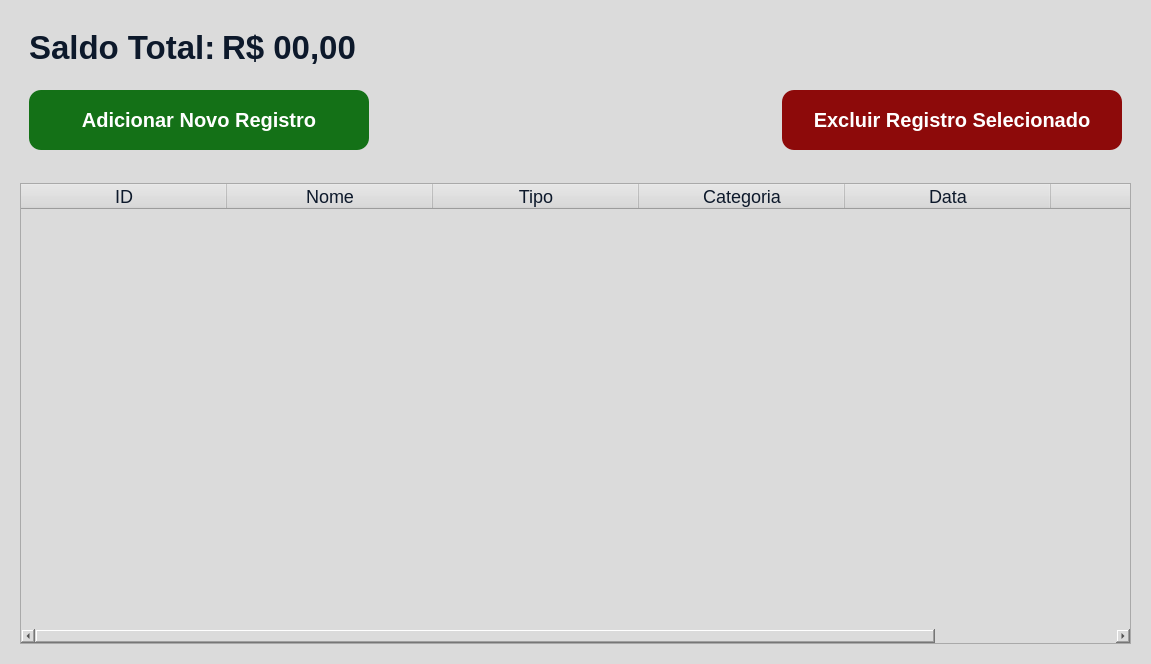
This is ui/BalancoWindow.ui in kawlu/Atlas-Finance as Qt 5 draws it before an edit. The edited form follows.
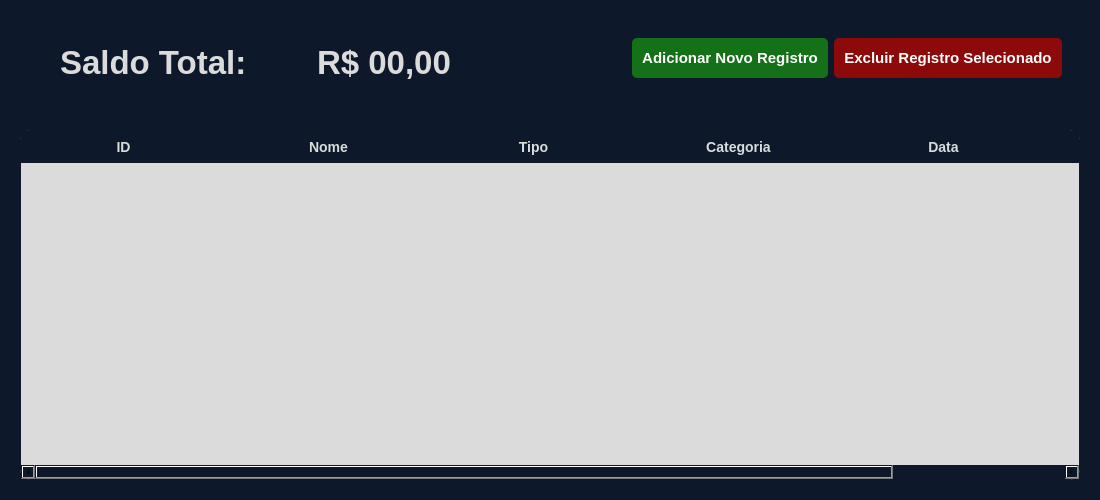
This is the edited form. Icons and pictures are not drawn.

Commit message: tela de balanco estilizada

Diff of the .ui file:
```diff
--- a/ui/BalancoWindow.ui
+++ b/ui/BalancoWindow.ui
@@ -6,10 +6,22 @@
    <rect>
     <x>0</x>
     <y>0</y>
-    <width>1151</width>
-    <height>664</height>
+    <width>1100</width>
+    <height>500</height>
    </rect>
   </property>
+  <property name="minimumSize">
+   <size>
+    <width>1100</width>
+    <height>500</height>
+   </size>
+  </property>
+  <property name="maximumSize">
+   <size>
+    <width>1100</width>
+    <height>500</height>
+   </size>
+  </property>
   <property name="windowTitle">
    <string>Atlas Finance</string>
   </property>
@@ -18,25 +30,19 @@
     <normaloff>../assets/png/globe.png</normaloff>../assets/png/globe.png</iconset>
   </property>
   <property name="styleSheet">
-   <string notr="true">background-color: rgb(219, 219, 219);</string>
+   <string notr="true">background-color: rgb(13, 25, 43);</string>
   </property>
   <layout class="QVBoxLayout" name="verticalLayout">
    <item>
-    <widget class="QFrame" name="frame_superior">
-     <property name="styleSheet">
-      <string notr="true"/>
-     </property>
-     <property name="frameShape">
-      <enum>QFrame::NoFrame</enum>
-     </property>
-     <property name="frameShadow">
-      <enum>QFrame::Raised</enum>
-     </property>
-     <layout class="QVBoxLayout" name="verticalLayout_2">
-      <item>
        <widget class="QFrame" name="frame_saldo">
+     <property name="sizePolicy">
+      <sizepolicy hsizetype="Preferred" vsizetype="Maximum">
+       <horstretch>0</horstretch>
+       <verstretch>0</verstretch>
+      </sizepolicy>
+     </property>
         <property name="styleSheet">
-         <string notr="true"/>
+      <string notr="true">color: rgb(219, 219, 219);</string>
         </property>
         <property name="frameShape">
          <enum>QFrame::NoFrame</enum>
@@ -45,8 +51,30 @@
          <enum>QFrame::Raised</enum>
         </property>
         <layout class="QHBoxLayout" name="horizontalLayout">
+      <item>
+       <spacer name="horizontalSpacer_2">
+        <property name="orientation">
+         <enum>Qt::Horizontal</enum>
+        </property>
+        <property name="sizeType">
+         <enum>QSizePolicy::Maximum</enum>
+        </property>
+        <property name="sizeHint" stdset="0">
+         <size>
+          <width>40</width>
+          <height>20</height>
+         </size>
+        </property>
+       </spacer>
+      </item>
          <item>
           <widget class="QLabel" name="lbl_saldo_total">
+        <property name="sizePolicy">
+         <sizepolicy hsizetype="Preferred" vsizetype="Maximum">
+          <horstretch>0</horstretch>
+          <verstretch>0</verstretch>
+         </sizepolicy>
+        </property>
            <property name="font">
             <font>
              <family>Arial</family>
@@ -56,7 +84,7 @@
             </font>
            </property>
            <property name="styleSheet">
-            <string notr="true">color: rgb(13, 25, 43);</string>
+         <string notr="true"/>
            </property>
            <property name="text">
             <string>Saldo Total:</string>
@@ -65,6 +93,12 @@
          </item>
          <item>
           <widget class="QLabel" name="lbl_valor_total">
+        <property name="sizePolicy">
+         <sizepolicy hsizetype="Preferred" vsizetype="Maximum">
+          <horstretch>0</horstretch>
+          <verstretch>0</verstretch>
+         </sizepolicy>
+        </property>
            <property name="font">
             <font>
              <family>Arial</family>
@@ -74,7 +108,7 @@
             </font>
            </property>
            <property name="styleSheet">
-            <string notr="true">color: rgb(13, 25, 43);</string>
+         <string notr="true"/>
            </property>
            <property name="text">
             <string>R$ 00,00</string>
@@ -86,6 +120,9 @@
            <property name="orientation">
             <enum>Qt::Horizontal</enum>
            </property>
+        <property name="sizeType">
+         <enum>QSizePolicy::Preferred</enum>
+        </property>
            <property name="sizeHint" stdset="0">
             <size>
              <width>40</width>
@@ -94,9 +131,18 @@
            </property>
           </spacer>
          </item>
-        </layout>
-       </widget>
-      </item>
+      <item>
+       <widget class="QFrame" name="frame_superior">
+        <property name="styleSheet">
+         <string notr="true"/>
+        </property>
+        <property name="frameShape">
+         <enum>QFrame::NoFrame</enum>
+        </property>
+        <property name="frameShadow">
+         <enum>QFrame::Raised</enum>
+        </property>
+        <layout class="QVBoxLayout" name="verticalLayout_2">
       <item>
        <widget class="QFrame" name="frame_botoes">
         <property name="frameShape">
@@ -109,7 +155,7 @@
          <item>
           <widget class="QPushButton" name="btn_add_registro">
            <property name="sizePolicy">
-            <sizepolicy hsizetype="Minimum" vsizetype="Maximum">
+               <sizepolicy hsizetype="Maximum" vsizetype="Maximum">
              <horstretch>0</horstretch>
              <verstretch>0</verstretch>
             </sizepolicy>
@@ -122,7 +168,7 @@
            </property>
            <property name="font">
             <font>
-             <pointsize>15</pointsize>
+                <pointsize>-1</pointsize>
              <weight>75</weight>
              <bold>true</bold>
             </font>
@@ -133,30 +179,25 @@
            <property name="styleSheet">
             <string notr="true">background-color: rgb(20, 113, 23);
 color: rgb(255, 255, 255);
-color: rgb(255, 255, 255);
-padding: 10px 20px;
-border-radius: 12px;
-min-width: 300px;
-min-height: 40px;</string>
+
+margin-bottom: 10px;
+border-radius: 2px;
+padding: 5px 10px;
+
+border-radius: 5px;
+min-width:100px;
+min-height: 30px;
+
+font-size: 15px;
+
+font-weight: bold;
+</string>
            </property>
            <property name="text">
             <string>Adicionar Novo Registro</string>
            </property>
           </widget>
          </item>
-         <item>
-          <spacer name="horizontalSpacer_5">
-           <property name="orientation">
-            <enum>Qt::Horizontal</enum>
-           </property>
-           <property name="sizeHint" stdset="0">
-            <size>
-             <width>40</width>
-             <height>20</height>
-            </size>
-           </property>
-          </spacer>
-         </item>
          <item>
           <widget class="QPushButton" name="btn_excluir_registro">
            <property name="sizePolicy">
@@ -173,7 +214,7 @@
            </property>
            <property name="font">
             <font>
-             <pointsize>15</pointsize>
+                <pointsize>-1</pointsize>
              <weight>75</weight>
              <bold>true</bold>
             </font>
@@ -184,10 +225,19 @@
            <property name="styleSheet">
             <string notr="true">background-color: rgb(141, 10, 10);
 color: rgb(255, 255, 255);
-padding: 10px 20px;
-border-radius: 12px;
-min-width: 300px;
-min-height: 40px;</string>
+
+margin-bottom: 10px;
+border-radius: 2px;
+padding: 5px 10px;
+
+border-radius: 5px;
+min-width:100px;
+min-height: 30px;
+
+font-size: 15px;
+
+font-weight: bold;
+</string>
            </property>
            <property name="text">
             <string>Excluir Registro Selecionado</string>
@@ -206,6 +256,9 @@
      </layout>
     </widget>
    </item>
+     </layout>
+    </widget>
+   </item>
    <item>
     <widget class="QFrame" name="frame_tabela">
      <property name="styleSheet">
@@ -224,11 +277,23 @@
          <bool>true</bool>
         </property>
         <property name="sizePolicy">
-         <sizepolicy hsizetype="MinimumExpanding" vsizetype="Expanding">
+         <sizepolicy hsizetype="MinimumExpanding" vsizetype="Preferred">
           <horstretch>0</horstretch>
           <verstretch>0</verstretch>
          </sizepolicy>
         </property>
+        <property name="minimumSize">
+         <size>
+          <width>0</width>
+          <height>0</height>
+         </size>
+        </property>
+        <property name="maximumSize">
+         <size>
+          <width>16777215</width>
+          <height>16777215</height>
+         </size>
+        </property>
         <property name="font">
          <font>
           <pointsize>-1</pointsize>
@@ -238,8 +303,38 @@
          <cursorShape>PointingHandCursor</cursorShape>
         </property>
         <property name="styleSheet">
-         <string notr="true">color: rgb(13, 25, 43);
-font-size: 18px;
+         <string notr="true">QTableWidget {
+        background-color: #DBDBDB;
+        color: #0D192B;
+        border: 1px solid #0D192B;
+        border-radius: 10px;
+        gridline-color: #0D192B;
+        font-size: 14px;
+    }
+QHeaderView::section {
+        background-color: #0D192B;
+        color: #DBDBDB;
+        padding: 6px;
+        border: none;
+        font-weight: bold;
+        font-size: 14px;
+    }
+QTableWidget::item {
+        background-color: #DBDBDB;
+        color: #0D192B;
+        padding: 4px;
+    }
+QTableCornerButton::section {
+        background-color: #0D192B;
+        border: none;
+    }
+QTableWidget::item:selected {
+    background-color: rgb(90, 90, 90);   /* Cor de fundo da seleção */
+    color: white;                /* Cor do texto selecionado */
+}
+QTableWidget::item:focus {
+    outline: none;
+}
 </string>
         </property>
         <property name="selectionMode">
@@ -248,8 +343,17 @@
         <property name="selectionBehavior">
          <enum>QAbstractItemView::SelectRows</enum>
         </property>
+        <attribute name="horizontalHeaderVisible">
+         <bool>true</bool>
+        </attribute>
+        <attribute name="horizontalHeaderCascadingSectionResizes">
+         <bool>false</bool>
+        </attribute>
         <attribute name="horizontalHeaderDefaultSectionSize">
-         <number>206</number>
+         <number>205</number>
+        </attribute>
+        <attribute name="horizontalHeaderMinimumSectionSize">
+         <number>205</number>
         </attribute>
         <column>
          <property name="text">
```
Lines whose indentation alone changed are shown as unchanged.
